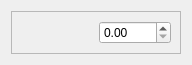
Before: the Qt Designer form src/view/ui/parametervalueentry.ui in EsGeh/function-graph-explorer, drawn with Qt 5.
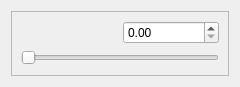
After: the same form once the commit is applied.

Commit message: function parameters may be changed with a slider. default: no buffering

```diff
--- a/src/view/ui/parametervalueentry.ui
+++ b/src/view/ui/parametervalueentry.ui
@@ -6,8 +6,8 @@
    <rect>
     <x>0</x>
     <y>0</y>
-    <width>192</width>
-    <height>64</height>
+    <width>240</width>
+    <height>87</height>
    </rect>
   </property>
   <property name="sizePolicy">
@@ -28,7 +28,9 @@
      <property name="frameShadow">
       <enum>QFrame::Raised</enum>
      </property>
-     <layout class="QHBoxLayout" name="horizontalLayout_2">
+     <layout class="QVBoxLayout" name="verticalLayout">
+      <item>
+       <layout class="QHBoxLayout" name="horizontalLayout_3">
       <item>
        <widget class="QLabel" name="nameLbl">
         <property name="text">
@@ -43,6 +45,15 @@
         </property>
         <property name="singleStep">
          <double>0.100000000000000</double>
+          </property>
+         </widget>
+        </item>
+       </layout>
+      </item>
+      <item>
+       <widget class="QSlider" name="slider">
+        <property name="orientation">
+         <enum>Qt::Orientation::Horizontal</enum>
         </property>
        </widget>
       </item>
```
Left out of the diff: 4 changed lines with no effect on the pictures. Lines whose indentation alone changed are shown as unchanged. The commit also changes 6 other files.
